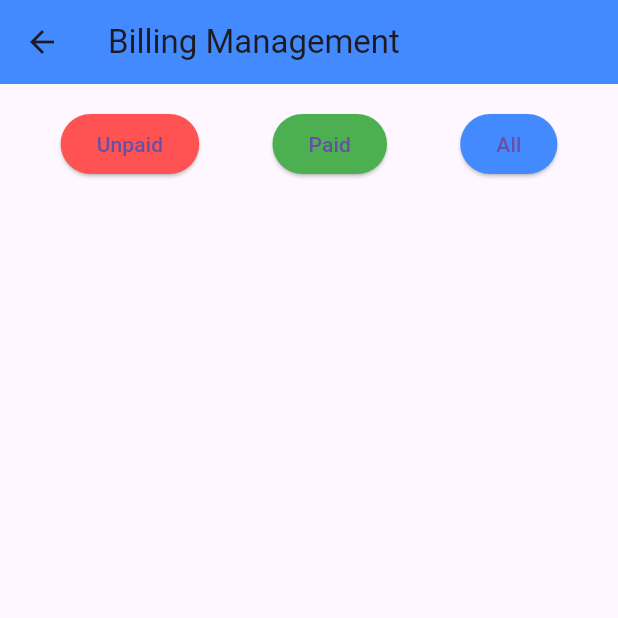
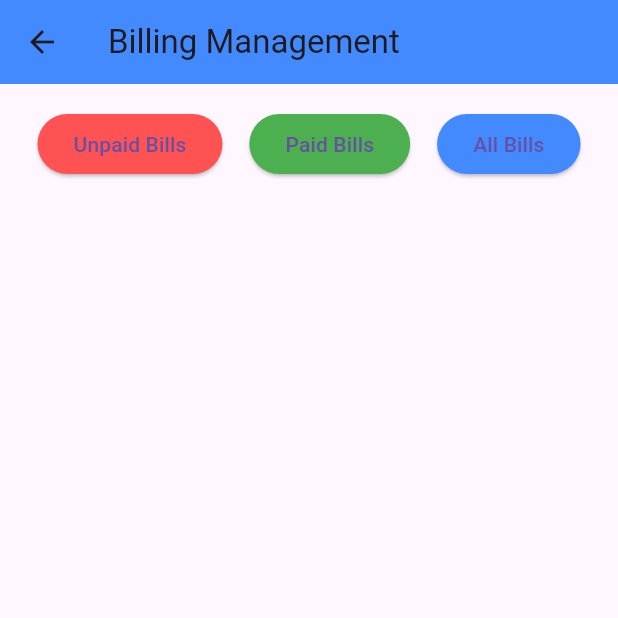
Before and after one commit to NexusGKSoftwares/admin_panel, a Flutter app: the BillingManagementScreen screen opened directly, on a phone screen of 412 x 824 dp, the top half of it. Run offline on Flutter 3.47's test engine with Material 3 defaults, Android fonts, the phone set to English and light mode, and no system bars; network calls fail.

Commit message:
"Updated button text and billing card display in BillingManagementScreen"

```diff
--- a/lib/screens/billing_management_screen.dart
+++ b/lib/screens/billing_management_screen.dart
@@ -95,21 +95,21 @@ class _BillingManagementScreenState extends State<BillingManagementScreen> {
           style: ElevatedButton.styleFrom(
             backgroundColor: Colors.redAccent,
           ),
-          child: const Text('Unpaid'),
+          child: const Text('Unpaid Bills'),
         ),
         ElevatedButton(
           onPressed: () => _filterBills('Paid'),
           style: ElevatedButton.styleFrom(
             backgroundColor: Colors.green,
           ),
-          child: const Text('Paid'),
+          child: const Text('Paid Bills'),
         ),
         ElevatedButton(
           onPressed: () => _filterBills('All'),
           style: ElevatedButton.styleFrom(
             backgroundColor: Colors.blueAccent,
           ),
-          child: const Text('All'),
+          child: const Text('All Bills'),
         ),
       ],
     );
@@ -122,13 +122,13 @@ class _BillingManagementScreenState extends State<BillingManagementScreen> {
       itemCount: displayedBills.length,
       itemBuilder: (context, index) {
         final bill = displayedBills[index];
-        return _buildBillingCard(bill['user'], bill['amount_due'], bill['payment_status']);
+        return _buildBillingCard(bill['name'], double.parse(bill['amount_due']), bill['payment_status'], bill['due_date']);
       },
     );
   }
 
   // Build each billing card for a user
-  Widget _buildBillingCard(String? user, double? amount, String? status) {
+  Widget _buildBillingCard(String? user, double amount, String status, String dueDate) {
     return Card(
       margin: const EdgeInsets.symmetric(vertical: 8.0),
       child: ListTile(
@@ -140,7 +140,7 @@ class _BillingManagementScreenState extends State<BillingManagementScreen> {
           ),
         ),
         title: Text(user ?? 'Unknown User', style: const TextStyle(fontWeight: FontWeight.bold)),
-        subtitle: Text('Amount: Kshs.${amount?.toStringAsFixed(2) ?? '0.00'}'),
+        subtitle: Text('Amount: \$${amount.toStringAsFixed(2)}\nDue Date: $dueDate'),
         trailing: ElevatedButton(
           onPressed: () {
             // TODO: Mark as paid or view details
```
